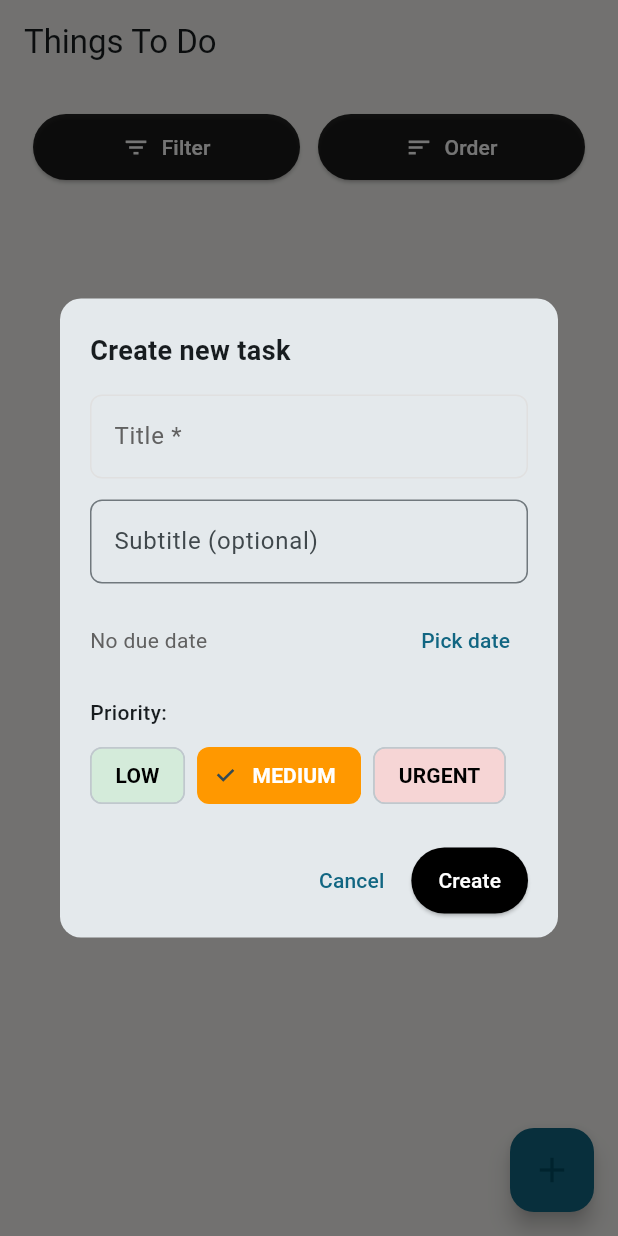
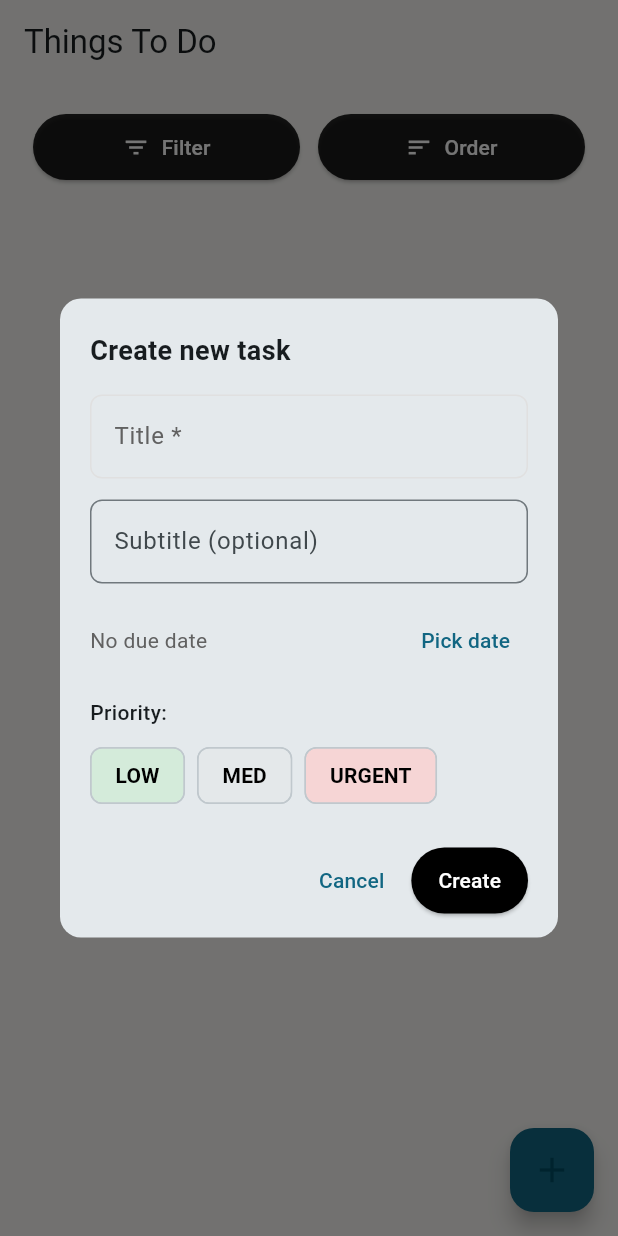
Before and after one commit to arunmainali/flutter-todo, a Flutter app: the screen it shows after launch, after a tap on "Create Task", on a phone screen of 412 x 824 dp. Run offline on Flutter 3.47's test engine with Material 3 defaults, Android fonts, the phone set to English and light mode, and no system bars; our stand-ins replace flutter_slidable, hive_flutter; accounts and stored records are empty.

Commit message:
changed medium to med to save space

```diff
--- a/lib/util/create_task_dialog.dart
+++ b/lib/util/create_task_dialog.dart
@@ -162,7 +162,7 @@ class _CreateTaskDialogState extends State<CreateTaskDialog> {
             Wrap(
               spacing: 8,
               runSpacing: 6,
-              children: ["low", "medium", "urgent"].map((priority) {
+              children: ["low", "med", "urgent"].map((priority) {
                 final isSelected = _selectedPriority == priority;
                 return ChoiceChip(
                   label: Text(priority.toUpperCase()),
```
